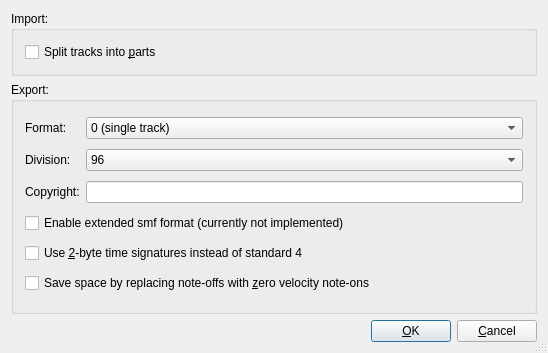
First picture: the form in muse2/muse/widgets/configmidifilebase.ui, repository emrum/muse, before the edit.
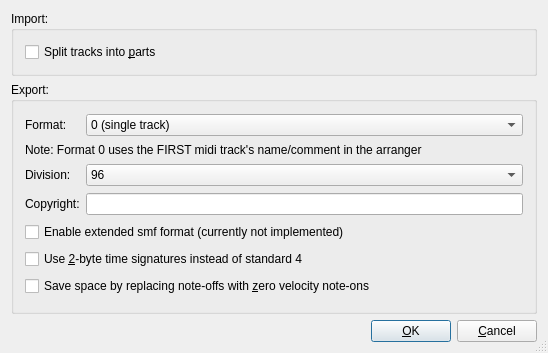
Second picture: the form after the edit.

Commit message: Fixed bug #3293339: Midi file export SMF format 0 broken. Please see ChangeLog.

The edit to the form file:
```diff
--- a/muse2/muse/widgets/configmidifilebase.ui
+++ b/muse2/muse/widgets/configmidifilebase.ui
@@ -53,9 +53,7 @@
       <item>
         <widget class="QGroupBox" name="midiExportGroupBox">
           <property name="sizePolicy">
-            <sizepolicy>
-              <hsizetype>5</hsizetype>
-              <vsizetype>7</vsizetype>
+      <sizepolicy hsizetype="Preferred" vsizetype="Expanding">
               <horstretch>0</horstretch>
               <verstretch>0</verstretch>
             </sizepolicy>
@@ -64,10 +62,10 @@
             <string>Export:</string>
           </property>
           <layout class="QGridLayout">
-            <item row="2" column="1">
+      <item row="3" column="1">
               <widget class="QLineEdit" name="copyrightEdit"/>
             </item>
-            <item row="1" column="1">
+      <item row="2" column="1">
               <widget class="QComboBox" name="divisionCombo">
                 <item>
                   <property name="text">
@@ -86,7 +84,7 @@
                 </item>
               </widget>
             </item>
-            <item row="3" column="0" rowspan="1" colspan="2">
+      <item row="4" column="0" colspan="2">
               <widget class="QCheckBox" name="extendedFormat">
                 <property name="enabled">
                   <bool>true</bool>
@@ -96,7 +94,7 @@
                 </property>
               </widget>
             </item>
-            <item row="4" column="0" rowspan="1" colspan="2">
+      <item row="5" column="0" colspan="2">
               <widget class="QCheckBox" name="twoByteTimeSigs">
                 <property name="text">
                   <string>Use &amp;2-byte time signatures instead of standard 4</string>
@@ -106,7 +104,7 @@
                 </property>
               </widget>
             </item>
-            <item row="2" column="0">
+      <item row="3" column="0">
               <widget class="QLabel" name="textLabel2">
                 <property name="text">
                   <string>Copyright:</string>
@@ -126,7 +124,23 @@
                 </property>
               </widget>
             </item>
-            <item row="1" column="0">
+      <item row="1" column="0" colspan="2">
+       <widget class="QLabel" name="textLabel4">
+        <property name="sizePolicy">
+         <sizepolicy hsizetype="Preferred" vsizetype="Maximum">
+          <horstretch>0</horstretch>
+          <verstretch>0</verstretch>
+         </sizepolicy>
+        </property>
+        <property name="text">
+         <string>Note: Format 0 uses the FIRST midi track's name/comment in the arranger</string>
+        </property>
+        <property name="wordWrap">
+         <bool>false</bool>
+        </property>
+       </widget>
+      </item>
+      <item row="2" column="0">
               <widget class="QLabel" name="textLabel1">
                 <property name="text">
                   <string>Division:</string>
@@ -136,7 +150,7 @@
                 </property>
               </widget>
             </item>
-            <item row="5" column="0" rowspan="1" colspan="2">
+      <item row="6" column="0" colspan="2">
               <widget class="QCheckBox" name="optNoteOffs">
                 <property name="text">
                   <string>Save space by replacing note-offs with &amp;zero velocity note-ons</string>
```
Left out of the diff: 56 changed lines with no effect on the pictures. Lines whose indentation alone changed are shown as unchanged. The commit also changes 3 other files.
